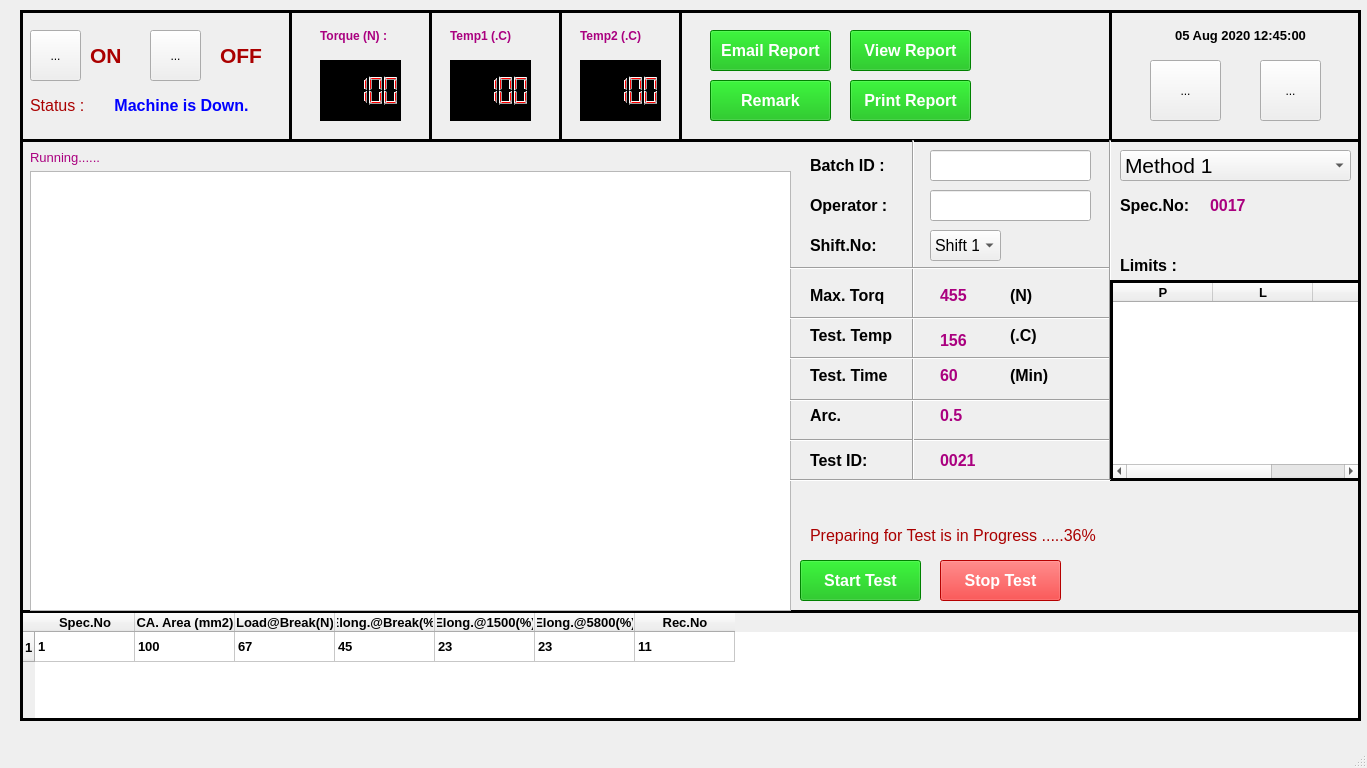
This is TYR_2.0_18.5/ui/TY_27_START_TEST_MDR.ui in sanjaymanegit/testRepo as Qt 5 draws it before an edit. The edited form follows.
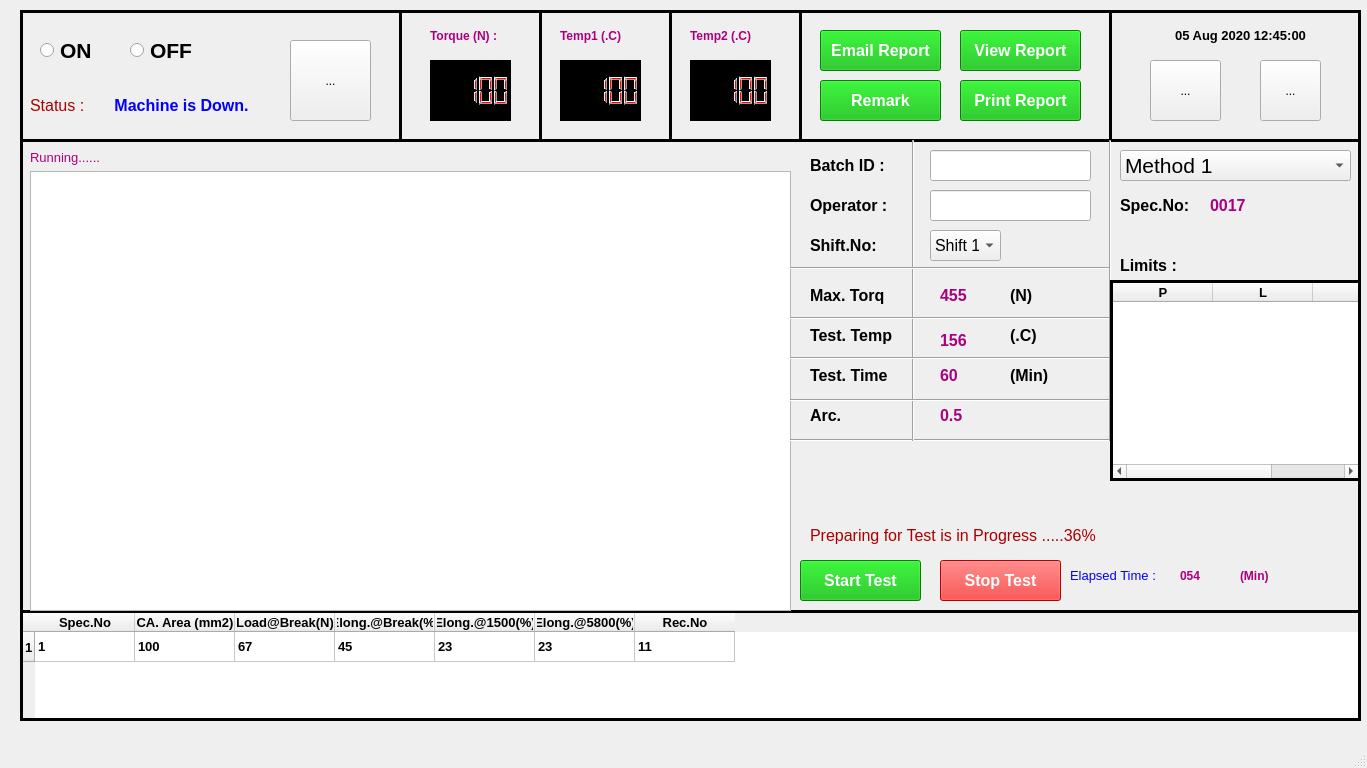
This is the edited form. Icons and pictures are not drawn.

Diff of the .ui file:
```diff
--- a/TYR_2.0_18.5/ui/TY_27_START_TEST_MDR.ui
+++ b/TYR_2.0_18.5/ui/TY_27_START_TEST_MDR.ui
@@ -328,7 +328,7 @@
     <widget class="QLCDNumber" name="lcdNumber">
      <property name="geometry">
       <rect>
-       <x>300</x>
+       <x>410</x>
        <y>50</y>
        <width>81</width>
        <height>61</height>
@@ -352,7 +352,7 @@
     <widget class="QLabel" name="label_13">
      <property name="geometry">
       <rect>
-       <x>300</x>
+       <x>410</x>
        <y>10</y>
        <width>81</width>
        <height>31</height>
@@ -415,7 +415,7 @@
     <widget class="QLabel" name="label_14">
      <property name="geometry">
       <rect>
-       <x>430</x>
+       <x>540</x>
        <y>10</y>
        <width>81</width>
        <height>31</height>
@@ -442,7 +442,7 @@
     <widget class="QLCDNumber" name="lcdNumber_2">
      <property name="geometry">
       <rect>
-       <x>430</x>
+       <x>540</x>
        <y>50</y>
        <width>81</width>
        <height>61</height>
@@ -466,7 +466,7 @@
     <widget class="Line" name="line_15">
      <property name="geometry">
       <rect>
-       <x>260</x>
+       <x>370</x>
        <y>0</y>
        <width>20</width>
        <height>131</height>
@@ -485,10 +485,10 @@
     <widget class="QToolButton" name="toolButton">
      <property name="geometry">
       <rect>
-       <x>10</x>
-       <y>20</y>
-       <width>51</width>
-       <height>51</height>
+       <x>270</x>
+       <y>30</y>
+       <width>81</width>
+       <height>81</height>
       </rect>
      </property>
      <property name="text">
@@ -500,38 +500,11 @@
      </property>
      <property name="iconSize">
       <size>
-       <width>50</width>
-       <height>50</height>
+       <width>100</width>
+       <height>100</height>
       </size>
      </property>
     </widget>
-    <widget class="QLabel" name="label_47">
-     <property name="geometry">
-      <rect>
-       <x>70</x>
-       <y>30</y>
-       <width>51</width>
-       <height>31</height>
-      </rect>
-     </property>
-     <property name="font">
-      <font>
-       <family>Arial</family>
-       <pointsize>16</pointsize>
-       <weight>75</weight>
-       <bold>true</bold>
-      </font>
-     </property>
-     <property name="styleSheet">
-      <string notr="true">color: rgb(170, 0, 0);</string>
-     </property>
-     <property name="text">
-      <string>ON</string>
-     </property>
-     <property name="alignment">
-      <set>Qt::AlignLeading|Qt::AlignLeft|Qt::AlignVCenter</set>
-     </property>
-    </widget>
     <widget class="QLabel" name="label_48">
      <property name="geometry">
       <rect>
@@ -559,60 +532,10 @@
       <set>Qt::AlignLeading|Qt::AlignLeft|Qt::AlignVCenter</set>
      </property>
     </widget>
-    <widget class="QToolButton" name="toolButton_2">
-     <property name="geometry">
-      <rect>
-       <x>130</x>
-       <y>20</y>
-       <width>51</width>
-       <height>51</height>
-      </rect>
-     </property>
-     <property name="text">
-      <string>...</string>
-     </property>
-     <property name="icon">
-      <iconset>
-       <normaloff>../images/stop1.png</normaloff>../images/stop1.png</iconset>
-     </property>
-     <property name="iconSize">
-      <size>
-       <width>50</width>
-       <height>50</height>
-      </size>
-     </property>
-    </widget>
-    <widget class="QLabel" name="label_49">
-     <property name="geometry">
-      <rect>
-       <x>200</x>
-       <y>30</y>
-       <width>51</width>
-       <height>31</height>
-      </rect>
-     </property>
-     <property name="font">
-      <font>
-       <family>Arial</family>
-       <pointsize>16</pointsize>
-       <weight>75</weight>
-       <bold>true</bold>
-      </font>
-     </property>
-     <property name="styleSheet">
-      <string notr="true">color: rgb(170, 0, 0);</string>
-     </property>
-     <property name="text">
-      <string>OFF</string>
-     </property>
-     <property name="alignment">
-      <set>Qt::AlignLeading|Qt::AlignLeft|Qt::AlignVCenter</set>
-     </property>
-    </widget>
     <widget class="QLCDNumber" name="lcdNumber_3">
      <property name="geometry">
       <rect>
-       <x>560</x>
+       <x>670</x>
        <y>50</y>
        <width>81</width>
        <height>61</height>
@@ -636,7 +559,7 @@
     <widget class="QLabel" name="label_21">
      <property name="geometry">
       <rect>
-       <x>560</x>
+       <x>670</x>
        <y>10</y>
        <width>81</width>
        <height>31</height>
@@ -663,7 +586,7 @@
     <widget class="Line" name="line_16">
      <property name="geometry">
       <rect>
-       <x>400</x>
+       <x>510</x>
        <y>0</y>
        <width>20</width>
        <height>131</height>
@@ -682,7 +605,7 @@
     <widget class="Line" name="line_17">
      <property name="geometry">
       <rect>
-       <x>530</x>
+       <x>640</x>
        <y>0</y>
        <width>20</width>
        <height>131</height>
@@ -701,7 +624,7 @@
     <widget class="Line" name="line_18">
      <property name="geometry">
       <rect>
-       <x>650</x>
+       <x>770</x>
        <y>0</y>
        <width>20</width>
        <height>131</height>
@@ -785,7 +708,7 @@
     <widget class="QPushButton" name="pushButton_5">
      <property name="geometry">
       <rect>
-       <x>690</x>
+       <x>800</x>
        <y>20</y>
        <width>121</width>
        <height>41</height>
@@ -810,7 +733,7 @@
     <widget class="QPushButton" name="pushButton_6">
      <property name="geometry">
       <rect>
-       <x>830</x>
+       <x>940</x>
        <y>20</y>
        <width>121</width>
        <height>41</height>
@@ -835,7 +758,7 @@
     <widget class="QPushButton" name="pushButton_7">
      <property name="geometry">
       <rect>
-       <x>830</x>
+       <x>940</x>
        <y>70</y>
        <width>121</width>
        <height>41</height>
@@ -860,7 +783,7 @@
     <widget class="QPushButton" name="pushButton_8">
      <property name="geometry">
       <rect>
-       <x>690</x>
+       <x>800</x>
        <y>70</y>
        <width>121</width>
        <height>41</height>
@@ -1451,7 +1374,7 @@
        <x>883</x>
        <y>130</y>
        <width>20</width>
-       <height>341</height>
+       <height>301</height>
       </rect>
      </property>
      <property name="orientation">
@@ -1516,7 +1439,7 @@
        <x>1080</x>
        <y>130</y>
        <width>20</width>
-       <height>341</height>
+       <height>301</height>
       </rect>
      </property>
      <property name="orientation">
@@ -1700,73 +1623,6 @@
       <set>Qt::AlignLeading|Qt::AlignLeft|Qt::AlignVCenter</set>
      </property>
     </widget>
-    <widget class="QLabel" name="label_30">
-     <property name="geometry">
-      <rect>
-       <x>790</x>
-       <y>430</y>
-       <width>81</width>
-       <height>41</height>
-      </rect>
-     </property>
-     <property name="font">
-      <font>
-       <family>Arial</family>
-       <pointsize>12</pointsize>
-       <weight>75</weight>
-       <bold>true</bold>
-      </font>
-     </property>
-     <property name="styleSheet">
-      <string notr="true">color: rgb(0, 0, 0);</string>
-     </property>
-     <property name="text">
-      <string>Test ID:</string>
-     </property>
-     <property name="alignment">
-      <set>Qt::AlignLeading|Qt::AlignLeft|Qt::AlignVCenter</set>
-     </property>
-    </widget>
-    <widget class="QLabel" name="label_31">
-     <property name="geometry">
-      <rect>
-       <x>920</x>
-       <y>430</y>
-       <width>51</width>
-       <height>41</height>
-      </rect>
-     </property>
-     <property name="font">
-      <font>
-       <family>Arial</family>
-       <pointsize>12</pointsize>
-       <weight>75</weight>
-       <bold>true</bold>
-      </font>
-     </property>
-     <property name="styleSheet">
-      <string notr="true">color: rgb(170, 0, 127);</string>
-     </property>
-     <property name="text">
-      <string>0021</string>
-     </property>
-     <property name="alignment">
-      <set>Qt::AlignLeading|Qt::AlignLeft|Qt::AlignVCenter</set>
-     </property>
-    </widget>
-    <widget class="Line" name="line_9">
-     <property name="geometry">
-      <rect>
-       <x>770</x>
-       <y>460</y>
-       <width>321</width>
-       <height>21</height>
-      </rect>
-     </property>
-     <property name="orientation">
-      <enum>Qt::Horizontal</enum>
-     </property>
-    </widget>
     <widget class="QLabel" name="label_32">
      <property name="geometry">
       <rect>
@@ -1794,6 +1650,129 @@
       <set>Qt::AlignLeading|Qt::AlignLeft|Qt::AlignVCenter</set>
      </property>
     </widget>
+    <widget class="QRadioButton" name="radioButton">
+     <property name="geometry">
+      <rect>
+       <x>20</x>
+       <y>20</y>
+       <width>71</width>
+       <height>41</height>
+      </rect>
+     </property>
+     <property name="font">
+      <font>
+       <family>Arial</family>
+       <pointsize>16</pointsize>
+       <weight>75</weight>
+       <bold>true</bold>
+      </font>
+     </property>
+     <property name="text">
+      <string>ON</string>
+     </property>
+    </widget>
+    <widget class="QRadioButton" name="radioButton_2">
+     <property name="geometry">
+      <rect>
+       <x>110</x>
+       <y>20</y>
+       <width>82</width>
+       <height>41</height>
+      </rect>
+     </property>
+     <property name="font">
+      <font>
+       <family>Arial</family>
+       <pointsize>16</pointsize>
+       <weight>75</weight>
+       <bold>true</bold>
+      </font>
+     </property>
+     <property name="text">
+      <string>OFF</string>
+     </property>
+    </widget>
+    <widget class="QLabel" name="label_52">
+     <property name="geometry">
+      <rect>
+       <x>1050</x>
+       <y>550</y>
+       <width>101</width>
+       <height>31</height>
+      </rect>
+     </property>
+     <property name="font">
+      <font>
+       <family>Arial</family>
+       <pointsize>10</pointsize>
+       <weight>50</weight>
+       <bold>false</bold>
+      </font>
+     </property>
+     <property name="styleSheet">
+      <string notr="true">color: rgb(0, 0, 255);</string>
+     </property>
+     <property name="text">
+      <string>Elapsed Time :</string>
+     </property>
+     <property name="alignment">
+      <set>Qt::AlignLeading|Qt::AlignLeft|Qt::AlignVCenter</set>
+     </property>
+    </widget>
+    <widget class="QLabel" name="label_33">
+     <property name="geometry">
+      <rect>
+       <x>1160</x>
+       <y>550</y>
+       <width>51</width>
+       <height>31</height>
+      </rect>
+     </property>
+     <property name="font">
+      <font>
+       <family>Arial</family>
+       <pointsize>9</pointsize>
+       <weight>75</weight>
+       <bold>true</bold>
+      </font>
+     </property>
+     <property name="styleSheet">
+      <string notr="true">color: rgb(170, 0, 127);</string>
+     </property>
+     <property name="text">
+      <string>054</string>
+     </property>
+     <property name="alignment">
+      <set>Qt::AlignLeading|Qt::AlignLeft|Qt::AlignVCenter</set>
+     </property>
+    </widget>
+    <widget class="QLabel" name="label_34">
+     <property name="geometry">
+      <rect>
+       <x>1220</x>
+       <y>550</y>
+       <width>61</width>
+       <height>31</height>
+      </rect>
+     </property>
+     <property name="font">
+      <font>
+       <family>Arial</family>
+       <pointsize>9</pointsize>
+       <weight>75</weight>
+       <bold>true</bold>
+      </font>
+     </property>
+     <property name="styleSheet">
+      <string notr="true">color: rgb(170, 0, 127);</string>
+     </property>
+     <property name="text">
+      <string>(Min)</string>
+     </property>
+     <property name="alignment">
+      <set>Qt::AlignLeading|Qt::AlignLeft|Qt::AlignVCenter</set>
+     </property>
+    </widget>
    </widget>
   </widget>
   <widget class="QMenuBar" name="menubar">
```
